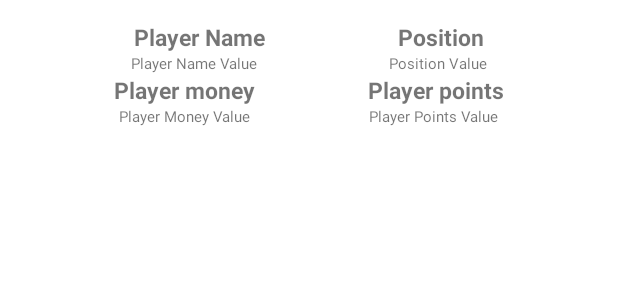
After one commit to rcanelav/Ej1RCV, an Android app: the layout player.xml on its own in the app's theme, with its tools: preview values and no code run, on a phone screen of 412 x 824 dp. The commit adds this screen. Shown: the top 300 px of the screen. Run offline under Robolectric (Android 15) with nearby library versions, the phone set to English and light mode, and no system bars.

Commit message:
ADD: recycler view adapter and viewholder structure

```diff
--- /dev/null
+++ b/app/src/main/res/layout/player.xml
@@ -0,0 +1,114 @@
+<?xml version="1.0" encoding="utf-8"?>
+<androidx.constraintlayout.widget.ConstraintLayout xmlns:android="http://schemas.android.com/apk/res/android"
+    xmlns:tools="http://schemas.android.com/tools"
+    android:layout_width="match_parent"
+    android:layout_height="wrap_content"
+    xmlns:app="http://schemas.android.com/apk/res-auto">
+
+<!--    Player Name Block -->
+        <TextView
+            android:id="@+id/txtPlayerName"
+            android:layout_width="wrap_content"
+            android:layout_height="wrap_content"
+            android:gravity="center"
+            android:text="Player Name"
+            android:textSize="15sp"
+            android:textStyle="bold"
+            app:layout_constraintTop_toTopOf="parent"
+            app:layout_constraintBottom_toTopOf="@id/txtPlayerMoney"
+            app:layout_constraintStart_toStartOf="parent"
+            app:layout_constraintEnd_toStartOf="@+id/txtPlayerPosition"
+            />
+
+    <TextView
+        android:id="@+id/txtPlayerNameValue"
+        android:layout_width="wrap_content"
+        android:layout_height="wrap_content"
+        android:gravity="center"
+        android:text="Player Name Value"
+        android:textSize="10sp"
+        app:layout_constraintTop_toBottomOf="@id/txtPlayerName"
+        app:layout_constraintBottom_toTopOf="@id/txtPlayerMoney"
+        app:layout_constraintStart_toStartOf="parent"
+        app:layout_constraintEnd_toStartOf="@+id/txtPlayerPositionValue"
+        />
+
+<!--    Player Position Block -->
+    <TextView
+        android:id="@+id/txtPlayerPosition"
+        android:layout_width="wrap_content"
+        android:layout_height="wrap_content"
+        android:text="Position"
+        android:textSize="15sp"
+        android:textStyle="bold"
+        app:layout_constraintBottom_toTopOf="@id/txtPlayerPoints"
+        app:layout_constraintEnd_toEndOf="parent"
+        app:layout_constraintStart_toEndOf="@+id/txtPlayerName"
+        app:layout_constraintTop_toTopOf="parent"
+        />
+
+        <TextView
+            android:id="@+id/txtPlayerPositionValue"
+            android:layout_width="wrap_content"
+            android:layout_height="wrap_content"
+            android:text="Position Value"
+            android:textSize="10sp"
+            app:layout_constraintTop_toBottomOf="@+id/txtPlayerPosition"
+            app:layout_constraintBottom_toTopOf="@id/txtPlayerPoints"
+            app:layout_constraintStart_toEndOf="@+id/txtPlayerNameValue"
+            app:layout_constraintEnd_toEndOf="parent"
+            />
+
+<!--    Player Money Block -->
+        <TextView
+            android:id="@+id/txtPlayerMoney"
+            android:layout_width="wrap_content"
+            android:layout_height="wrap_content"
+            android:text="Player money"
+            android:textSize="15sp"
+            android:textStyle="bold"
+            app:layout_constraintTop_toBottomOf="@+id/txtPlayerName"
+            app:layout_constraintBottom_toBottomOf="parent"
+            app:layout_constraintStart_toStartOf="parent"
+            app:layout_constraintEnd_toStartOf="@+id/txtPlayerPoints"
+            />
+
+    <TextView
+        android:id="@+id/txtPlayerMoneyValue"
+        android:layout_width="wrap_content"
+        android:layout_height="wrap_content"
+        android:text="Player Money Value"
+        android:textSize="10sp"
+        app:layout_constraintTop_toBottomOf="@+id/txtPlayerMoney"
+        app:layout_constraintBottom_toBottomOf="parent"
+        app:layout_constraintStart_toStartOf="parent"
+        app:layout_constraintEnd_toStartOf="@+id/txtPlayerPointsValue"
+        />
+
+<!--    Player Points BLock-->
+        <TextView
+            android:id="@+id/txtPlayerPoints"
+            android:layout_width="wrap_content"
+            android:layout_height="wrap_content"
+            android:text="Player points"
+            android:textSize="15sp"
+            android:textStyle="bold"
+            app:layout_constraintTop_toBottomOf="@+id/txtPlayerPosition"
+            app:layout_constraintBottom_toBottomOf="parent"
+            app:layout_constraintStart_toEndOf="@+id/txtPlayerMoney"
+            app:layout_constraintEnd_toEndOf="parent"
+            />
+
+    <TextView
+        android:id="@+id/txtPlayerPointsValue"
+        android:layout_width="wrap_content"
+        android:layout_height="wrap_content"
+        android:text="Player Points Value"
+        android:textSize="10sp"
+        app:layout_constraintTop_toBottomOf="@+id/txtPlayerPoints"
+        app:layout_constraintBottom_toBottomOf="parent"
+        app:layout_constraintStart_toEndOf="@+id/txtPlayerMoneyValue"
+        app:layout_constraintEnd_toEndOf="parent"
+        />
+
+</androidx.constraintlayout.widget.ConstraintLayout>
```
Also changed, not shown: app/src/main/java/com/liceolapaz/dam/ej1rcv/PlayerListActivity.kt (+10 -0 lines), app/src/main/java/com/liceolapaz/dam/ej1rcv/adapter/PlayerAdapter.kt (added, +22 -0 lines), app/src/main/java/com/liceolapaz/dam/ej1rcv/adapter/PlayerViewHolder.kt (added, +22 -0 lines), app/src/main/res/layout/activity_player_list.xml (+16 -0 lines), app/src/main/res/layout/item_player.xml (added, +41 -0 lines).
